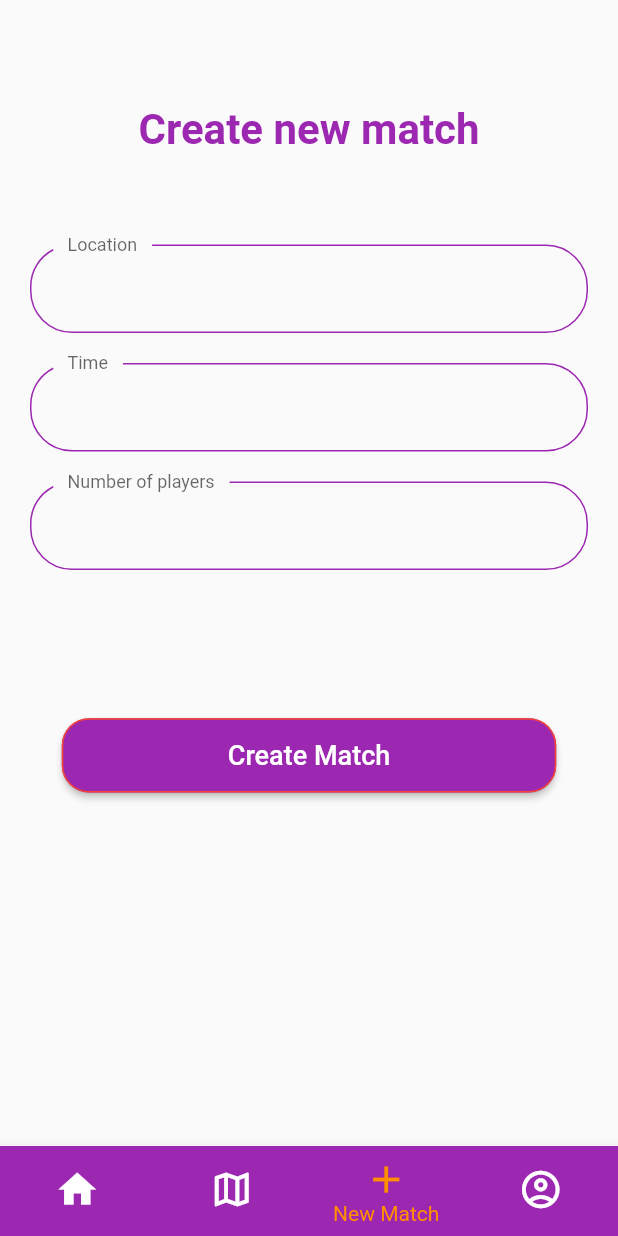
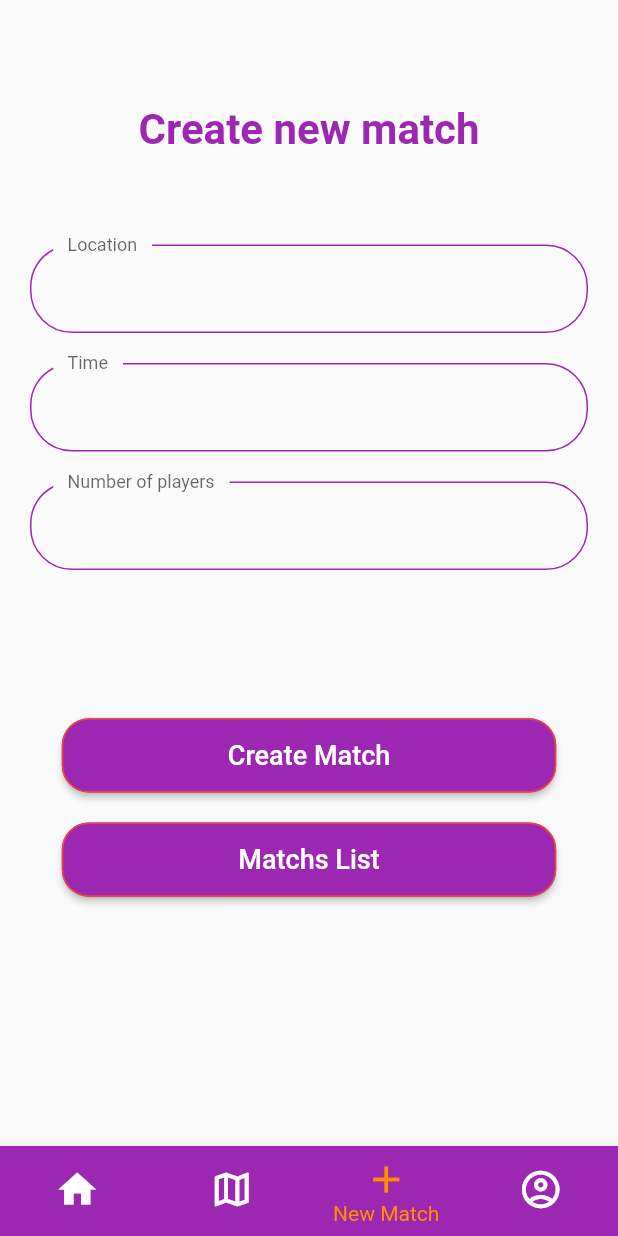
Before and after one commit to lachiri-touda/FifaStreet, a Flutter app: the screen it shows once a user with an empty profile is signed in, item 3 of the bottom bar chosen, after a tap on "Create Match", on a phone screen of 412 x 824 dp. Run offline on Flutter 3.47's test engine with Material 2 defaults, Android fonts, the phone set to English and light mode, and no system bars; our stand-ins replace cloud_firestore, firebase_auth, firebase_core, firebase_storage, geocoding, google_maps_flutter and 1 more; accounts and stored records are empty.

Commit message:
show matchs position on map via markers

```diff
--- a/socceirb/lib/routes.dart
+++ b/socceirb/lib/routes.dart
@@ -2,6 +2,7 @@ import 'package:flutter/material.dart';
 import 'package:socceirb/app_navigation_bottom_bar.dart';
 import 'package:socceirb/screens/Home/home_screen.dart';
 import 'package:socceirb/screens/Map/map_screen.dart';
+import 'package:socceirb/screens/MatchsList/matchs_list.dart';
 import 'package:socceirb/screens/NewMatch/match_screen.dart';
 import 'package:socceirb/screens/Profile/components/info_change.dart';
 import 'package:socceirb/screens/Profile/profile_screen.dart';
@@ -13,6 +14,7 @@ final Map<String, WidgetBuilder> routes = {
   //const Profile().routeName: (context) => const Profile(),
   MapScreen().routeName: (context) => MapScreen(),
   MatchScreen().routeName: (context) => MatchScreen(),
+  MatchsList().routeName: (context) => MatchsList(),
   //InfoChange().routeName: (context) => InfoChange(),
   const SigninScreen().routeName: (context) => const SigninScreen(),
   const SignupScreen().routeName: (context) => const SignupScreen(),
--- a/socceirb/lib/screens/Map/map_screen.dart
+++ b/socceirb/lib/screens/Map/map_screen.dart
@@ -1,23 +1,74 @@
-// ignore_for_file: prefer_const_constructors_in_immutables
+// ignore_for_file: prefer_const_constructors_in_immutables, non_constant_identifier_names, prefer_const_constructors
 
+import 'package:cloud_firestore/cloud_firestore.dart';
+import 'package:firebase_auth/firebase_auth.dart' as auth;
 import 'package:flutter/material.dart';
 import 'package:google_maps_flutter/google_maps_flutter.dart';
+import 'package:socceirb/components/default_button.dart';
+import 'package:socceirb/screens/NewMatch/components/matchs.dart';
 
-class MapScreen extends StatelessWidget {
+class MapScreen extends StatefulWidget {
   MapScreen({Key? key}) : super(key: key);
   final String routeName = "/map";
+  @override
+  State<MapScreen> createState() => _MapScreenState();
+}
 
+class _MapScreenState extends State<MapScreen> {
+  List<Marker> markers = <Marker>[];
   final LatLng _center = const LatLng(44.837789, -0.57918);
+  List<Matchs> matchList = [];
+  //CollectionReference matchs = FirebaseFirestore.instance.collection('matchs');
+  final Stream<QuerySnapshot> matchsStream =
+      FirebaseFirestore.instance.collection('matchs').snapshots();
+  final uid = auth.FirebaseAuth.instance.currentUser!.uid;
 
   @override
   Widget build(BuildContext context) {
     return SafeArea(
       child: Scaffold(
-        body: GoogleMap(
-          initialCameraPosition: CameraPosition(
-            target: _center,
-            zoom: 13,
-          ),
+        body: StreamBuilder<QuerySnapshot>(
+          stream: matchsStream,
+          builder:
+              (BuildContext context, AsyncSnapshot<QuerySnapshot> snapshot) {
+            snapshot.data!.docs.map((DocumentSnapshot document) {
+              Map<String, dynamic> data =
+                  document.data()! as Map<String, dynamic>;
+              markers.add(Marker(
+                  markerId: MarkerId('Id2'),
+                  position: LatLng(data['Latitude'], data['Longitude']),
+                  infoWindow: InfoWindow(title: data['Location'])));
+              /* matchList.add(Matchs(
+                  admin: uid,
+                  latitude: data['Latitude'],
+                  location: data['Location'],
+                  longitude: data['Longitude'],
+                  players: data['Players'],
+                  time: data['Time']));*/
+            }).toList();
+            if (snapshot.hasError) {
+              return Text('Something went wrong');
+            }
+            if (snapshot.connectionState == ConnectionState.waiting) {
+              return Text("Loading");
+            }
+            return Stack(
+              children: [
+                GoogleMap(
+                  markers: Set<Marker>.of(markers),
+                  initialCameraPosition: CameraPosition(
+                    target: _center,
+                    zoom: 13,
+                  ),
+                ),
+                /*DefaultButton(
+                    text: "Mat",
+                    press: () => {
+                          print(matchList.length),
+                        }),*/
+              ],
+            );
+          },
         ),
       ),
     );
--- /dev/null
+++ b/socceirb/lib/screens/NewMatch/components/addMatch.dart
@@ -0,0 +1,26 @@
+// ignore_for_file: file_names
+
+import 'package:firebase_auth/firebase_auth.dart';
+import 'package:cloud_firestore/cloud_firestore.dart';
+import 'package:geocoding/geocoding.dart';
+
+Future<void> addMatch(
+    {required CollectionReference matchs,
+    required String uidAdmin,
+    required String position,
+    required String time,
+    String? playersNum}) async {
+  List<Location> locations = await locationFromAddress(position);
+  matchs
+      .doc()
+      .set({
+        'Admin': uidAdmin,
+        'Location': position,
+        'Latitude': locations[0].latitude,
+        'Longitude': locations[0].longitude,
+        'Time': time,
+        'Players': playersNum,
+      })
+      .then((value) => {})
+      .catchError((error) => print("Failed to create match: $error"));
+}
--- /dev/null
+++ b/socceirb/lib/screens/NewMatch/components/matchs.dart
@@ -0,0 +1,10 @@
+class Matchs {
+  Matchs({
+    required location,
+    required latitude,
+    required longitude,
+    required time,
+    required players,
+    required admin,
+  });
+}
--- a/socceirb/lib/screens/NewMatch/match_screen.dart
+++ b/socceirb/lib/screens/NewMatch/match_screen.dart
@@ -1,19 +1,19 @@
 // ignore_for_file: prefer_const_constructors, unused_local_variable
 
 import 'dart:convert';
-
 import 'package:cloud_firestore/cloud_firestore.dart';
 import 'package:firebase_auth/firebase_auth.dart' as auth;
 import 'package:flutter/material.dart';
-import 'package:provider/src/provider.dart';
+import 'package:provider/provider.dart';
 import 'package:socceirb/components/default_button.dart';
 import 'package:socceirb/components/default_textfield.dart';
 import 'package:socceirb/constants.dart';
-import 'package:google_place/google_place.dart';
 import 'package:http/http.dart' as http;
+import 'package:socceirb/screens/MatchsList/matchs_list.dart';
+import 'components/addMatch.dart';
 
 class MatchScreen extends StatefulWidget {
-  MatchScreen({Key? key}) : super(key: key);
+  const MatchScreen({Key? key}) : super(key: key);
   final String routeName = "/match";
   @override
   State<MatchScreen> createState() => _MatchScreenState();
@@ -24,7 +24,6 @@ class _MatchScreenState extends State<MatchScreen> {
   TextEditingController matchPosController = TextEditingController();
   TextEditingController matchTimeController = TextEditingController();
   TextEditingController matchPlayersController = TextEditingController();
-
   CollectionReference matchs = FirebaseFirestore.instance.collection('matchs');
   final myAppUser = auth.FirebaseAuth.instance.currentUser;
 
@@ -42,23 +41,6 @@ class _MatchScreenState extends State<MatchScreen> {
     } else {
       print('Failed to load predictions');
     }
-  }
-
-  Future<void> addMatch(
-      {required String uidAdmin,
-      required String position,
-      required String time,
-      String? playersNum}) {
-    return matchs
-        .doc(myAppUser!.uid)
-        .set({
-          'Admin': uidAdmin,
-          'Position': position,
-          'Time': time,
-          'Players': playersNum,
-        })
-        .then((value) => {})
-        .catchError((error) => print("Failed to create match: $error"));
   }
 
   @override
@@ -105,7 +87,12 @@ class _MatchScreenState extends State<MatchScreen> {
                       context.read<SuggestPlaces>().setTrue(),
                     }
                 },
-                onTap: () => {},
+                onTap: () => {
+                  if (_placeList.isNotEmpty)
+                    {
+                      context.read<SuggestPlaces>().setTrue(),
+                    }
+                },
                 decoration: const InputDecoration(
                   labelText: "Location",
                 ),
@@ -122,14 +109,23 @@ class _MatchScreenState extends State<MatchScreen> {
                     ),
                     DefaultButton(
                         text: "Create Match",
-                        press: () => {
+                        press: () async => {
                               addMatch(
                                 uidAdmin: myAppUser!.uid,
                                 position: matchPosController.text,
                                 time: matchTimeController.text,
                                 playersNum: matchPlayersController.text,
+                                matchs: matchs,
                               ),
-                              print(matchPosController.text)
+                            }),
+                    SizedBox(
+                      height: 20,
+                    ),
+                    DefaultButton(
+                        text: "Matchs List",
+                        press: () => {
+                              Navigator.pushNamed(
+                                  context, MatchsList().routeName),
                             }),
                     SizedBox(
                       height: 20,
--- a/socceirb/pubspec.yaml
+++ b/socceirb/pubspec.yaml
@@ -40,8 +40,7 @@ dependencies:
   firebase_storage: ^10.2.3
   firebase_core: ^1.10.0
   firebase_auth: ^3.2.0
-  google_place: ^0.4.3
-
+  geocoding: ^2.0.1
 
   cupertino_icons: ^1.0.2
   provider: ^6.0.0
```
Also changed, not shown: socceirb/lib/screens/MatchsList/matchs_list.dart (added, +71 -0 lines), socceirb/pubspec.lock.
